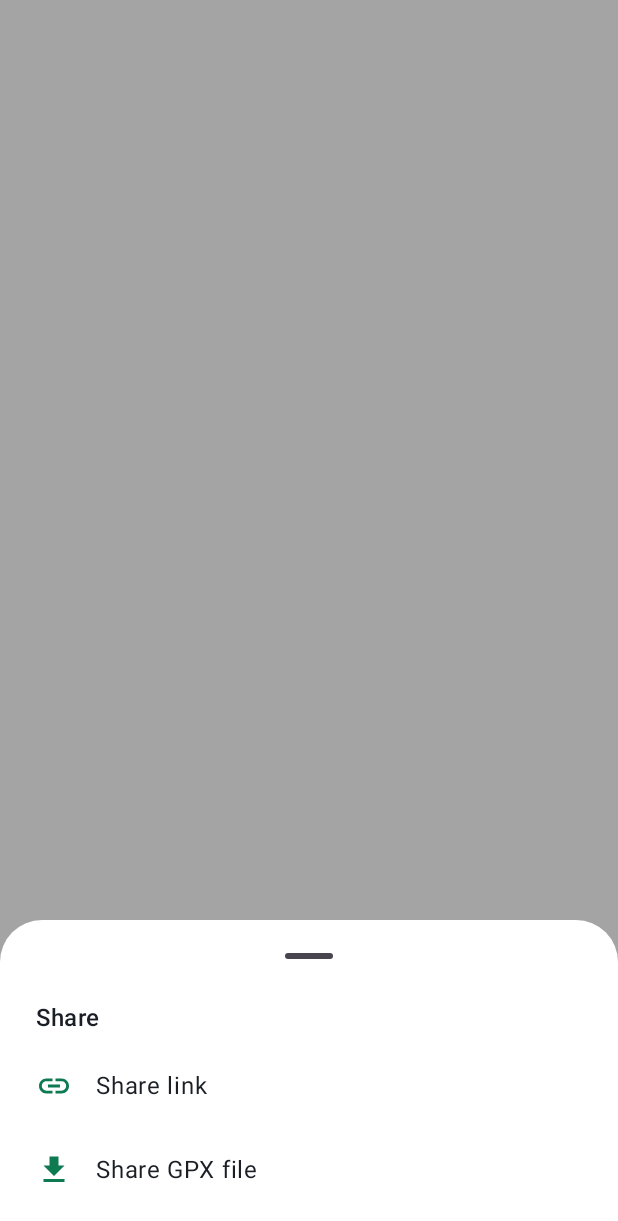
After one commit to dimitrije53592/Rygg, an Android app built with Jetpack Compose: the composable DetailsShareSheet shown on its own in the app's theme, on a phone screen of 412 x 824 dp. The commit adds this screen. Shown: the top 1221 px of the screen. Run offline under Robolectric (Android 15) with nearby library versions, the light colour scheme and no system bars; 3 statements that could not run were skipped.

Commit message:
Share added

```diff
--- /dev/null
+++ b/app/src/main/java/com/example/rygg/feature/details/ui/components/DetailsShareSheet.kt
@@ -0,0 +1,113 @@
+package com.example.rygg.feature.details.ui.components
+
+import androidx.compose.foundation.clickable
+import androidx.compose.foundation.layout.Arrangement
+import androidx.compose.foundation.layout.Column
+import androidx.compose.foundation.layout.Row
+import androidx.compose.foundation.layout.fillMaxWidth
+import androidx.compose.foundation.layout.navigationBarsPadding
+import androidx.compose.foundation.layout.padding
+import androidx.compose.foundation.layout.size
+import androidx.compose.material.icons.Icons
+import androidx.compose.material.icons.filled.FileDownload
+import androidx.compose.material.icons.filled.Link
+import androidx.compose.material3.ExperimentalMaterial3Api
+import androidx.compose.material3.Icon
+import androidx.compose.material3.ModalBottomSheet
+import androidx.compose.material3.Text
+import androidx.compose.material3.rememberModalBottomSheetState
+import androidx.compose.runtime.Composable
+import androidx.compose.ui.Alignment
+import androidx.compose.ui.Modifier
+import androidx.compose.ui.graphics.vector.ImageVector
+import androidx.compose.ui.res.stringResource
+import androidx.compose.ui.text.font.FontWeight
+import androidx.compose.ui.tooling.preview.Preview
+import com.example.rygg.R
+import com.example.rygg.core.ui.theme.RyggColor
+import com.example.rygg.core.ui.theme.RyggTheme
+
+@OptIn(ExperimentalMaterial3Api::class)
+@Composable
+fun DetailsShareSheet(
+    onShareLink: () -> Unit,
+    onShareFile: () -> Unit,
+    onDismiss: () -> Unit
+) {
+    ModalBottomSheet(
+        onDismissRequest = onDismiss,
+        containerColor = RyggTheme.getColor(RyggColor.SurfaceElevated),
+        sheetState = rememberModalBottomSheetState()
+    ) {
+        Column(
+            modifier = Modifier
+                .fillMaxWidth()
+                .navigationBarsPadding()
+                .padding(bottom = RyggTheme.dimens.commonContentPadding16)
+        ) {
+            Text(
+                text = stringResource(R.string.details_share),
+                style = RyggTheme.typography.titleMedium,
+                fontWeight = FontWeight.SemiBold,
+                color = RyggTheme.getColor(RyggColor.TextPrimary),
+                modifier = Modifier.padding(
+                    horizontal = RyggTheme.dimens.commonContentPadding24,
+                    vertical = RyggTheme.dimens.commonContentPadding8
+                )
+            )
+            ShareOption(
+                icon = Icons.Default.Link,
+                label = stringResource(R.string.details_share_link),
+                onClick = onShareLink
+            )
+            ShareOption(
+                icon = Icons.Default.FileDownload,
+                label = stringResource(R.string.details_share_file),
+                onClick = onShareFile
+            )
+        }
+    }
+}
+
+@Composable
+private fun ShareOption(
+    icon: ImageVector,
+    label: String,
+    onClick: () -> Unit
+) {
+    Row(
+        modifier = Modifier
+            .fillMaxWidth()
+            .clickable(onClick = onClick)
+            .padding(
+                horizontal = RyggTheme.dimens.commonContentPadding24,
+                vertical = RyggTheme.dimens.commonContentPadding16
+            ),
+        verticalAlignment = Alignment.CenterVertically,
+        horizontalArrangement = Arrangement.spacedBy(RyggTheme.dimens.commonSpacing16)
+    ) {
+        Icon(
+            imageVector = icon,
+            contentDescription = null,
+            tint = RyggTheme.getColor(RyggColor.BrandGreen),
+            modifier = Modifier.size(RyggTheme.dimens.iconSize24)
+        )
+        Text(
+            text = label,
+            style = RyggTheme.typography.bodyLarge,
+            color = RyggTheme.getColor(RyggColor.TextPrimary)
+        )
+    }
+}
+
+@Preview
+@Composable
+private fun DetailsShareSheetPreview() {
+    RyggTheme {
+        // ModalBottomSheet renders in a separate window; the preview shows the option rows.
+        Column {
+            ShareOption(icon = Icons.Default.Link, label = "Share link", onClick = {})
+            ShareOption(icon = Icons.Default.FileDownload, label = "Share GPX file", onClick = {})
+        }
+    }
+}
--- a/app/src/main/java/com/example/rygg/feature/library/data/GpxFileEntryRepository.kt
+++ b/app/src/main/java/com/example/rygg/feature/library/data/GpxFileEntryRepository.kt
@@ -155,6 +155,9 @@ class GpxFileEntryRepository @Inject constructor(
     suspend fun setFavorite(id: Long, favorite: Boolean) =
         gpxFileEntryDao.setFavorite(id, favorite)
 
+    // Shareable content Uri for an entry's .gpx file (see GpxStorage.shareUri).
+    fun gpxShareUri(entry: GpxFileEntry): Uri = gpxStorage.shareUri(entry.fileName)
+
     // Track paths and waypoints from a single parse of the GPX file.
     suspend fun loadRouteContent(entry: GpxFileEntry): RouteFileContent = withContext(Dispatchers.IO) {
         runCatching {
--- a/app/src/main/java/com/example/rygg/feature/library/data/GpxStorage.kt
+++ b/app/src/main/java/com/example/rygg/feature/library/data/GpxStorage.kt
@@ -3,6 +3,7 @@ package com.example.rygg.feature.library.data
 import android.content.Context
 import android.net.Uri
 import android.provider.OpenableColumns
+import androidx.core.content.FileProvider
 import androidx.core.net.toUri
 import dagger.hilt.android.qualifiers.ApplicationContext
 import kotlinx.coroutines.Dispatchers
@@ -93,6 +94,11 @@ class GpxStorage @Inject constructor(
     }
 
     fun resolve(fileName: String): File = File(filesDir, fileName)
+
+    // Content Uri for a stored .gpx, usable in an ACTION_SEND share. Backed by the
+    // FileProvider declared in the manifest (authority "<packageName>.fileprovider").
+    fun shareUri(fileName: String): Uri =
+        FileProvider.getUriForFile(context, "${context.packageName}.fileprovider", resolve(fileName))
 }
 
 data class StoredFile(
--- a/app/src/main/res/values/strings.xml
+++ b/app/src/main/res/values/strings.xml
@@ -103,6 +103,11 @@
 
     <!-- Details -->
     <string name="details_more_actions">More actions</string>
+    <string name="details_share">Share</string>
+    <string name="details_share_link">Share link</string>
+    <string name="details_share_file">Share GPX file</string>
+    <string name="details_share_chooser_title">Share route</string>
+    <string name="details_share_link_message">%1$s\n\nView this route in Rygg: %2$s</string>
     <string name="details_favorite">Add to starred</string>
     <string name="details_unfavorite">Remove from starred</string>
     <string name="details_delete">Delete</string>
```
Also changed, not shown: app/src/main/AndroidManifest.xml (+24 -0 lines), app/src/main/java/com/example/rygg/core/navigation/AppNavigation.kt (+8 -1 lines), app/src/main/java/com/example/rygg/core/ui/utils/ShareIntents.kt (added, +38 -0 lines), app/src/main/java/com/example/rygg/feature/details/ui/components/DetailsHeroMap.kt (+45 -1 lines), app/src/main/java/com/example/rygg/feature/details/ui/screen/DetailsScreen.kt (+6 -7 lines), app/src/main/java/com/example/rygg/feature/details/ui/viewmodel/DetailsViewModel.kt (+8 -0 lines), app/src/main/java/com/example/rygg/feature/details/ui/wrapper/DetailsWrapper.kt (+13 -0 lines), app/src/main/res/xml/file_paths.xml (added, +7 -0 lines).
